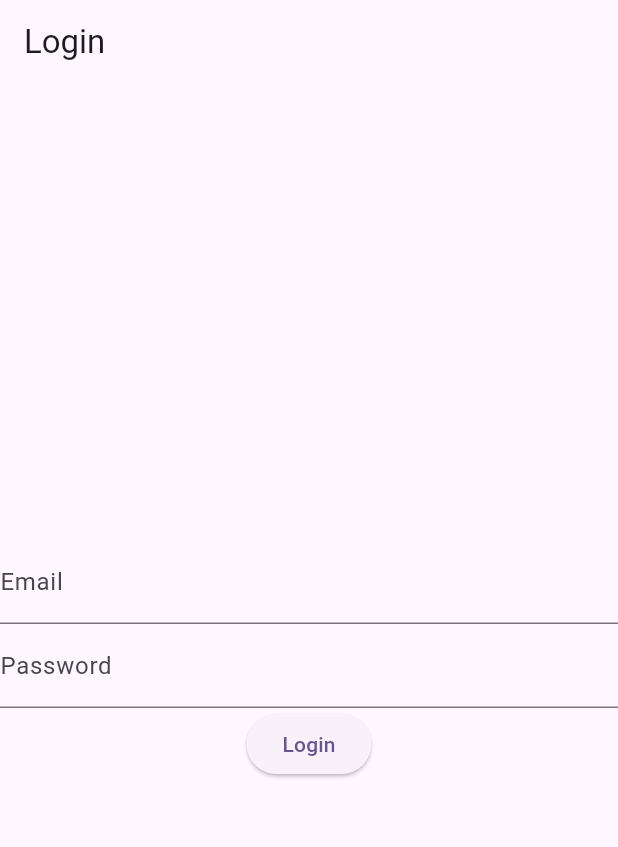
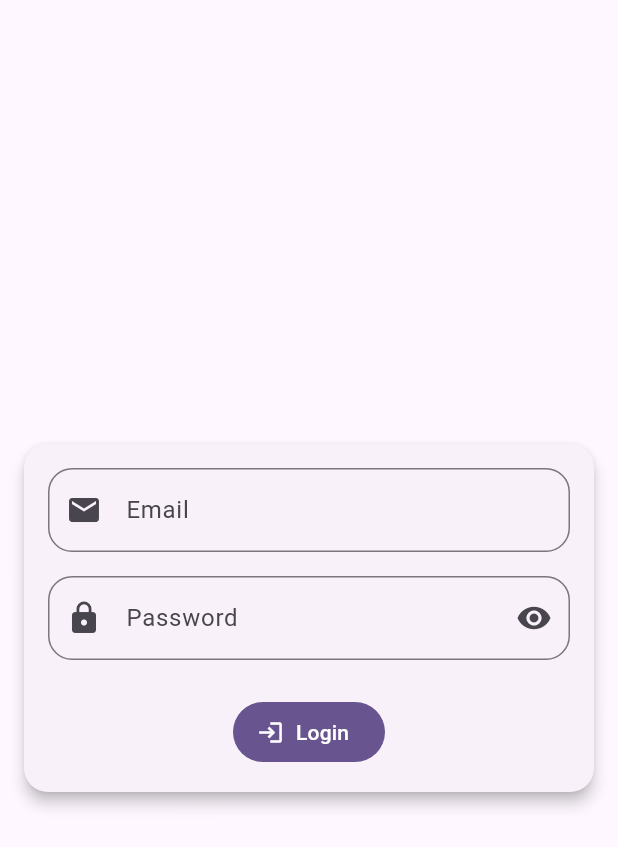
Before and after one commit to skyhouse11/todo_app, a Flutter app: the screen it shows after launch, on a phone screen of 412 x 824 dp. Shown: the top 847 px of the screen. Run offline on Flutter 3.47's test engine with Material 3 defaults, Android fonts, the phone set to English and light mode, and no system bars; our stand-ins replace appwrite, flutter_dotenv, flutter_hooks, flutter_riverpod, freezed_annotation, hooks_riverpod and 1 more; generated files the repository leaves out were written again.

Commit message:
feat: login page is done

```diff
--- a/lib/main.dart
+++ b/lib/main.dart
@@ -18,8 +18,20 @@ class App extends StatelessWidget {
   Widget build(BuildContext context) {
     return MaterialApp(
       title: 'Todo App',
+      debugShowCheckedModeBanner: false,
       theme: ThemeData(
-        colorScheme: ColorScheme.fromSeed(seedColor: Colors.deepPurple),
+        colorScheme: ColorScheme.fromSeed(
+          seedColor: Colors.deepPurple,
+          brightness: Brightness.light,
+        ),
+        useMaterial3: true,
+      ),
+      darkTheme: ThemeData(
+        colorScheme: ColorScheme.fromSeed(
+          seedColor: Colors.deepPurple,
+          brightness: Brightness.dark,
+        ),
+        useMaterial3: true,
       ),
       home: LoginPage(),
     );
--- /dev/null
+++ b/lib/utils/border_radius_size.dart
@@ -0,0 +1,5 @@
+class BorderRadiusSize {
+  static const double small = 8;
+  static const double medium = 16;
+  static const double large = 24;
+}
--- /dev/null
+++ b/lib/utils/paddings.dart
@@ -0,0 +1,5 @@
+class Paddings {
+  static const double small = 8;
+  static const double medium = 16;
+  static const double large = 24;
+}
--- a/lib/views/auth/login_page.dart
+++ b/lib/views/auth/login_page.dart
@@ -1,6 +1,11 @@
 import 'package:flutter/material.dart';
 import 'package:flutter_hooks/flutter_hooks.dart';
 import 'package:hooks_riverpod/hooks_riverpod.dart';
+import 'package:todo_app/utils/border_radius_size.dart';
+import 'package:todo_app/utils/paddings.dart';
+import 'package:todo_app/utils/regex_ext.dart';
+import 'package:todo_app/utils/use_error_dialog.dart';
+import 'package:todo_app/viewmodel/auth_viewmodel.dart';
 
 class LoginPage extends HookConsumerWidget {
   const LoginPage({Key? key}) : super(key: key);
@@ -8,45 +13,115 @@ class LoginPage extends HookConsumerWidget {
   @override
   Widget build(BuildContext context, WidgetRef ref) {
     final formKey = useMemoized(() => GlobalKey<FormState>());
-
-    final isLoading = useState<bool>(false);
-
     final emailController = useTextEditingController();
     final passwordController = useTextEditingController();
 
+    final emailFocusNode = useFocusNode();
+    final passwordFocusNode = useFocusNode();
+
+    final isPasswordVisible = useState(false);
+
+    final authViewModel = ref.watch(authViewModelProvider);
+    final authViewModelAsync = ref.watch(authViewModelProvider.notifier);
+
+    useErrorDialog(authViewModel, context);
+
     return Scaffold(
-      appBar: AppBar(title: Text('Login')),
       body: Column(
         mainAxisAlignment: MainAxisAlignment.center,
         children: [
-          Form(
+          Card(
+            elevation: 4,
+            margin: EdgeInsets.all(Paddings.medium),
+            shape: RoundedRectangleBorder(
+              borderRadius: BorderRadius.circular(BorderRadiusSize.medium),
+            ),
+            child: Padding(
+              padding: EdgeInsets.all(Paddings.medium),
+              child: Form(
                 key: formKey,
                 child: Column(
                   children: [
                     TextFormField(
-                  decoration: InputDecoration(labelText: 'Email'),
+                      focusNode: emailFocusNode,
+                      keyboardType: TextInputType.emailAddress,
+                      validator: (value) {
+                        if (value == null) {
+                          return 'Email is required';
+                        }
+                        if (!value.isValidEmail) {
+                          return 'Please enter a valid email address';
+                        }
+                        return null;
+                      },
+                      decoration: InputDecoration(
+                        prefixIcon: Icon(Icons.email),
+                        labelText: 'Email',
+                        border: OutlineInputBorder(
+                          borderRadius: BorderRadius.circular(
+                            BorderRadiusSize.medium,
+                          ),
+                        ),
+                      ),
                       controller: emailController,
                     ),
+                    SizedBox(height: Paddings.medium),
                     TextFormField(
-                  decoration: InputDecoration(labelText: 'Password'),
+                      focusNode: passwordFocusNode,
+                      keyboardType: TextInputType.visiblePassword,
+                      validator: (value) {
+                        if (value == null) {
+                          return 'Password is required';
+                        }
+                        if (!value.isValidPassword) {
+                          return 'Please enter a valid password';
+                        }
+                        return null;
+                      },
+                      decoration: InputDecoration(
+                        prefixIcon: Icon(Icons.lock),
+                        labelText: 'Password',
+                        border: OutlineInputBorder(
+                          borderRadius: BorderRadius.circular(
+                            BorderRadiusSize.medium,
+                          ),
+                        ),
+                        suffixIcon: IconButton(
+                          icon: Icon(
+                            isPasswordVisible.value
+                                ? Icons.visibility_off
+                                : Icons.visibility,
+                          ),
+                          onPressed: () {
+                            isPasswordVisible.value = !isPasswordVisible.value;
+                          },
+                        ),
+                      ),
                       controller: passwordController,
+                      obscureText: !isPasswordVisible.value,
                     ),
-                ElevatedButton(
+                    SizedBox(height: Paddings.large),
+                    FilledButton.icon(
+                      icon: Icon(Icons.login),
                       onPressed: () async {
-                    if (isLoading.value) {
-                      return;
-                    }
+                        if (formKey.currentState?.validate() == true) {
+                          emailFocusNode.unfocus();
+                          passwordFocusNode.unfocus();
 
-                    if (formKey.currentState?.validate() == true) {
-                      isLoading.value = true;
+                          await authViewModelAsync.login(
+                            emailController.text,
+                            passwordController.text,
+                          );
                         }
                       },
-                  child:
-                      isLoading.value
+                      label:
+                          authViewModel.isLoading
                               ? CircularProgressIndicator()
                               : Text('Login'),
                     ),
                   ],
+                ),
+              ),
             ),
           ),
         ],
--- a/pubspec.yaml
+++ b/pubspec.yaml
@@ -38,3 +38,5 @@ dev_dependencies:
 
 flutter:
   uses-material-design: true
+  assets:
+    - appwrite_config.env
```
Also changed, not shown: lib/repositories/auth_repository.dart (added, +86 -0 lines), lib/services/appwrite_service.dart (+1 -16 lines), lib/utils/regex_ext.dart (added, +13 -0 lines), lib/utils/use_error_dialog.dart (added, +27 -0 lines), lib/viewmodel/auth_viewmodel.dart (added, +35 -0 lines), appwrite_config.env (renamed from assets/appwrite_config.env), lib/repositories/auth_repository.g.dart (added), lib/services/appwrite_service.g.dart, lib/viewmodel/auth_viewmodel.g.dart (added), lib/views/auth/sign_up_page.dart (added). Lines whose indentation alone changed are shown as unchanged.
